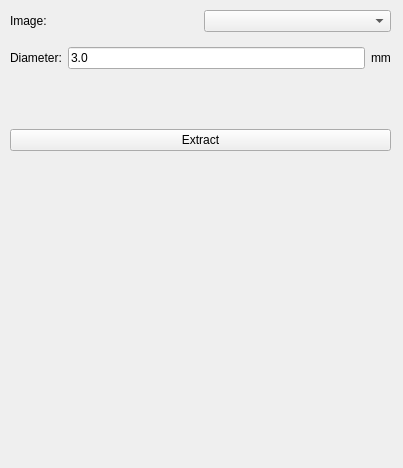
The window that Plugins/Mipf_Plugin_Utils/LandMarkExtractView.ui (linson7017/MIPF) describes before a commit, drawn with Qt 5.
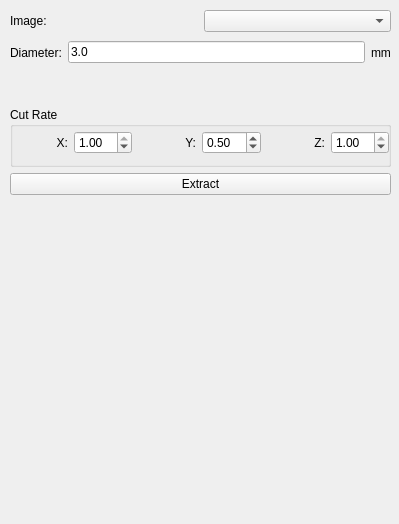
The same window after the commit. Custom widgets are drawn as their Qt base class.

What changed in the file:
```diff
--- a/Plugins/Mipf_Plugin_Utils/LandMarkExtractView.ui
+++ b/Plugins/Mipf_Plugin_Utils/LandMarkExtractView.ui
@@ -6,8 +6,8 @@
    <rect>
     <x>0</x>
     <y>0</y>
-    <width>403</width>
-    <height>468</height>
+    <width>399</width>
+    <height>524</height>
    </rect>
   </property>
   <property name="windowTitle">
@@ -19,7 +19,7 @@
      <x>10</x>
      <y>10</y>
      <width>381</width>
-     <height>141</height>
+     <height>391</height>
     </rect>
    </property>
    <layout class="QVBoxLayout" name="verticalLayout">
@@ -65,6 +65,100 @@
     <item>
      <widget class="ctkRangeWidget" name="ThresholdSlider" native="true"/>
     </item>
+    <item>
+     <widget class="QGroupBox" name="groupBox">
+      <property name="minimumSize">
+       <size>
+        <width>0</width>
+        <height>60</height>
+       </size>
+      </property>
+      <property name="title">
+       <string>Cut Rate</string>
+      </property>
+      <widget class="QWidget" name="horizontalLayoutWidget">
+       <property name="geometry">
+        <rect>
+         <x>0</x>
+         <y>20</y>
+         <width>379</width>
+         <height>31</height>
+        </rect>
+       </property>
+       <layout class="QHBoxLayout" name="horizontalLayout_3">
+        <item>
+         <widget class="QLabel" name="label_4">
+          <property name="text">
+           <string>X:</string>
+          </property>
+          <property name="alignment">
+           <set>Qt::AlignRight|Qt::AlignTrailing|Qt::AlignVCenter</set>
+          </property>
+         </widget>
+        </item>
+        <item>
+         <widget class="QDoubleSpinBox" name="XCutRate">
+          <property name="maximum">
+           <double>1.000000000000000</double>
+          </property>
+          <property name="singleStep">
+           <double>0.100000000000000</double>
+          </property>
+          <property name="value">
+           <double>1.000000000000000</double>
+          </property>
+         </widget>
+        </item>
+        <item>
+         <widget class="QLabel" name="label_5">
+          <property name="text">
+           <string>Y:</string>
+          </property>
+          <property name="alignment">
+           <set>Qt::AlignRight|Qt::AlignTrailing|Qt::AlignVCenter</set>
+          </property>
+         </widget>
+        </item>
+        <item>
+         <widget class="QDoubleSpinBox" name="YCutRate">
+          <property name="maximum">
+           <double>1.000000000000000</double>
+          </property>
+          <property name="singleStep">
+           <double>0.100000000000000</double>
+          </property>
+          <property name="value">
+           <double>0.500000000000000</double>
+          </property>
+         </widget>
+        </item>
+        <item>
+         <widget class="QLabel" name="label_6">
+          <property name="text">
+           <string>Z:</string>
+          </property>
+          <property name="alignment">
+           <set>Qt::AlignRight|Qt::AlignTrailing|Qt::AlignVCenter</set>
+          </property>
+         </widget>
+        </item>
+        <item>
+         <widget class="QDoubleSpinBox" name="ZCutRate">
+          <property name="maximum">
+           <double>1.000000000000000</double>
+          </property>
+          <property name="singleStep">
+           <double>0.100000000000000</double>
+          </property>
+          <property name="value">
+           <double>1.000000000000000</double>
+          </property>
+         </widget>
+        </item>
+       </layout>
+      </widget>
+     </widget>
+    </item>
     <item>
      <widget class="QPushButton" name="ExtractBtn">
       <property name="text">
@@ -72,18 +166,18 @@
       </property>
      </widget>
     </item>
+    <item>
+     <widget class="QmitkPointListWidget" name="PointListWidget" native="true">
+      <property name="minimumSize">
+       <size>
+        <width>0</width>
+        <height>200</height>
+       </size>
+      </property>
+     </widget>
+    </item>
    </layout>
   </widget>
-  <widget class="QmitkPointListWidget" name="PointListWidget" native="true">
-   <property name="geometry">
-    <rect>
-     <x>10</x>
-     <y>160</y>
-     <width>379</width>
-     <height>251</height>
-    </rect>
-   </property>
-  </widget>
  </widget>
  <customwidgets>
   <customwidget>
```
